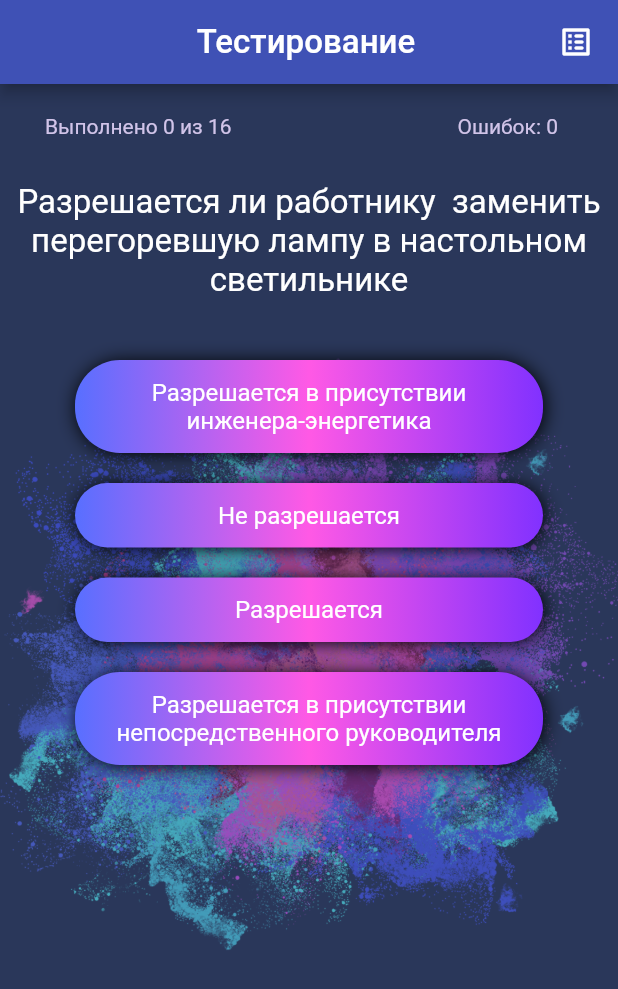
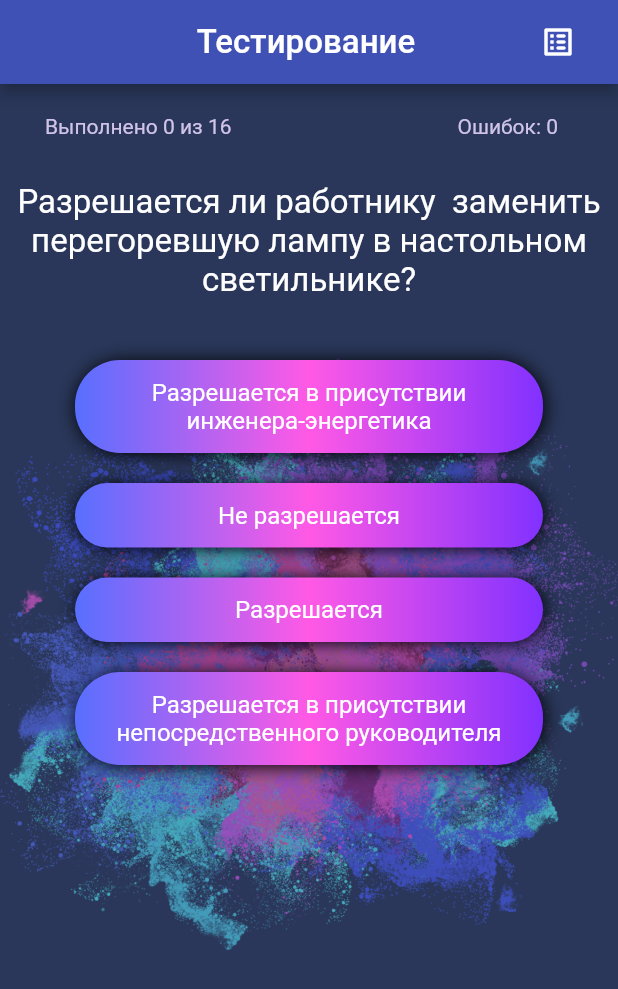
Before and after one commit to IDHaunter/quiz, a Flutter app: the screen it shows after launch, on a phone screen of 412 x 824 dp. Shown: the top 989 px of the screen. Run offline on Flutter 3.47's test engine with Material 2 defaults, Android fonts, the light colour scheme and no system bars; our stand-ins replace google_fonts.

Commit message:
new page added

```diff
--- a/lib/main.dart
+++ b/lib/main.dart
@@ -1,5 +1,6 @@
 import 'package:flutter/material.dart';
 import 'package:google_fonts/google_fonts.dart';
+import 'pages/list_page.dart';
 import 'pages/home_page.dart';
 
 //import 'package:quiz/row_column.dart';
@@ -17,17 +18,23 @@ class MyApp extends StatelessWidget {
   @override
   Widget build(BuildContext context) {
     return MaterialApp(
+      debugShowCheckedModeBanner: false, //отключает баннер Debug в верхнем правом углу
       title: 'Quiz App',
       theme: ThemeData(
           primarySwatch: Colors.indigo,
+          primaryColor: const Color(0xff2a375a),
           textTheme: GoogleFonts.oldStandardTtTextTheme(
             Theme.of(context).textTheme,
           ),
           //TextTheme( caption: TextStyle( fontSize: 22.0, color: Colors.white, ),),
           //fontFamily: 'Georgia',
       ),
-      home:
-          HomePage(), //PersonWidget(), //MyFlexMultiple()//MyFlexTextIconPic()//MyFlex()//MyContainerImage()//MyContainer() //MyRowColumn()//
+      initialRoute: '/',
+      routes: {
+        '/' : (context) => HomePage(),
+        '/list_page' : (context) => ListPage(),
+      },
+      //home: HomePage(), //PersonWidget(), //MyFlexMultiple()//MyFlexTextIconPic()//MyFlex()//MyContainerImage()//MyContainer() //MyRowColumn()//
     );
   }
 }
--- a/lib/models/question.dart
+++ b/lib/models/question.dart
@@ -9,7 +9,7 @@ class Question {
 
 class QuestionData {
   final _data = [
-    Question(title: 'Разрешается ли работнику  заменить перегоревшую лампу в настольном светильнике', answers: [
+    Question(title: 'Разрешается ли работнику  заменить перегоревшую лампу в настольном светильнике?', answers: [
       {
         'answer': 'Разрешается в присутствии инженера-энергетика',
       },
--- a/lib/pages/home_page.dart
+++ b/lib/pages/home_page.dart
@@ -27,10 +27,8 @@ import 'package:quiz/widgets/result.dart';
 
 //Переменная со стилем (актуально после google fonts)
 //имея её любой виджет можно заворачивать в DefaultTextStyle.merge( любой виджет )
-final whiteTextStyle = const TextStyle(
-    color: Colors.white,
-    fontSize: 22
-);
+const whiteTextStyleBig = TextStyle(color: Colors.white, fontSize: 22);
+const whiteTextStyleLittle = TextStyle(color: Colors.white, fontSize: 14);
 
 class HomePage extends StatefulWidget {
   @override
@@ -49,7 +47,7 @@ class _HomePageState extends State<HomePage> {
         _countResult = 0;
         _questionIndex = 0;
         _icons = [];
-  } );
+      });
 
   void _onChangeAnswer(bool isCorrect) {
     setState(() {
@@ -57,7 +55,10 @@ class _HomePageState extends State<HomePage> {
         //_icons.add(Icon(Icons.brightness_1, color: Color(0xFFbd27FF),));
         _countResult++;
       } else {
-        _icons.add(Icon(Icons.ac_unit, color: Colors.deepPurple[300],));
+        _icons.add(Icon(
+          Icons.ac_unit,
+          color: Colors.deepPurple[300],
+        ));
       }
 
       _questionIndex += 1;
@@ -69,15 +70,23 @@ class _HomePageState extends State<HomePage> {
     return Scaffold(
       appBar: AppBar(
         title: DefaultTextStyle.merge(
-          style: whiteTextStyle,
+          style: whiteTextStyleBig,
           child: Row(
             mainAxisAlignment: MainAxisAlignment.start,
             children: [
               SizedBox(
-                width: 20,
+                width: 44,
               ),
               Expanded(child: Text('Тестирование', textAlign: TextAlign.center)),
-              Icon(Icons.list_alt_rounded, color: Colors.white,),
+              //Icon(Icons.list_alt_rounded, color: Colors.white,),
+              IconButton(
+                  onPressed: () {
+                    Navigator.pushNamed(context, '/list_page');
+                  },
+                  icon: Icon(
+                    Icons.list_alt_rounded,
+                    color: Colors.white,
+                  )),
             ],
           ),
         ),
@@ -87,23 +96,26 @@ class _HomePageState extends State<HomePage> {
       body: Container(
         constraints: const BoxConstraints.expand(),
         decoration: BoxDecoration(
-            color: Color(0xff2a375a),
-            image: DecorationImage(
+            color: Theme.of(context).primaryColor,
+            image: const DecorationImage(
               image: AssetImage('assets/images/bg_tr.png'),
               fit: BoxFit.fitWidth,
             )),
         child: Column(
           children: <Widget>[
-            ProgressBar(icons: _icons, count: _questionIndex, total: data.questions.length,),
+            ProgressBar(
+              icons: _icons,
+              count: _questionIndex,
+              total: data.questions.length,
+            ),
             //прямо внутри пишем код типа если то то то иначе то
-            _questionIndex < data.questions.length ?
-            Quiz(
+            _questionIndex < data.questions.length
+                ? Quiz(
                     index: _questionIndex,
                     questionData: data,
                     onChangeAnswer: _onChangeAnswer,
                   )
-                :
-                Result(
+                : Result(
                     count: _countResult,
                     total: data.questions.length,
                     onClearState: _clearState,
--- a/lib/widgets/quiz.dart
+++ b/lib/widgets/quiz.dart
@@ -15,7 +15,7 @@ class Quiz extends StatelessWidget {
     return Column(
       children: [
         DefaultTextStyle.merge(
-          style: whiteTextStyle,
+          style: whiteTextStyleBig,
           child: Container(
             padding: EdgeInsets.only(left: 10,top: 10,right: 10,bottom: 30),
             child: Text(
--- a/lib/widgets/result.dart
+++ b/lib/widgets/result.dart
@@ -1,4 +1,5 @@
 import 'package:flutter/material.dart';
+import 'package:quiz/pages/home_page.dart';
 
 class Result extends StatelessWidget {
   final int count;
@@ -48,6 +49,8 @@ class Result extends StatelessWidget {
           Color(0xFF8131FF),
         ]),
       ),
+      child: DefaultTextStyle.merge(
+        style: whiteTextStyleLittle,
         child: Column(
           children: [
             Container(
@@ -79,6 +82,7 @@ class Result extends StatelessWidget {
             )
           ],
         ),
+      ),
     );
   }
 }
```
Also changed, not shown: lib/pages/list_page.dart (added, +45 -0 lines). Lines whose indentation alone changed are shown as unchanged.
